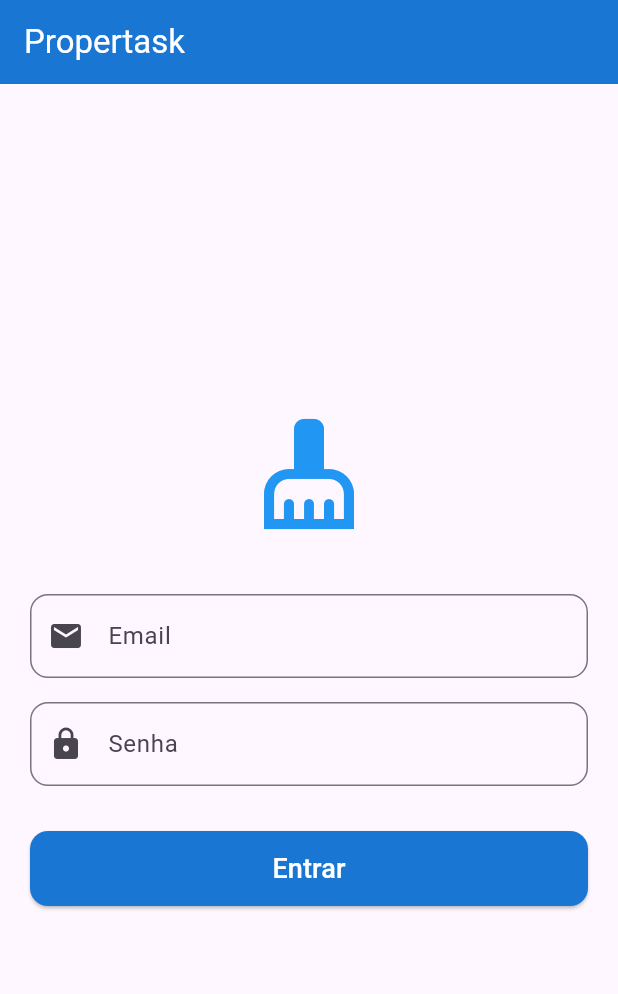
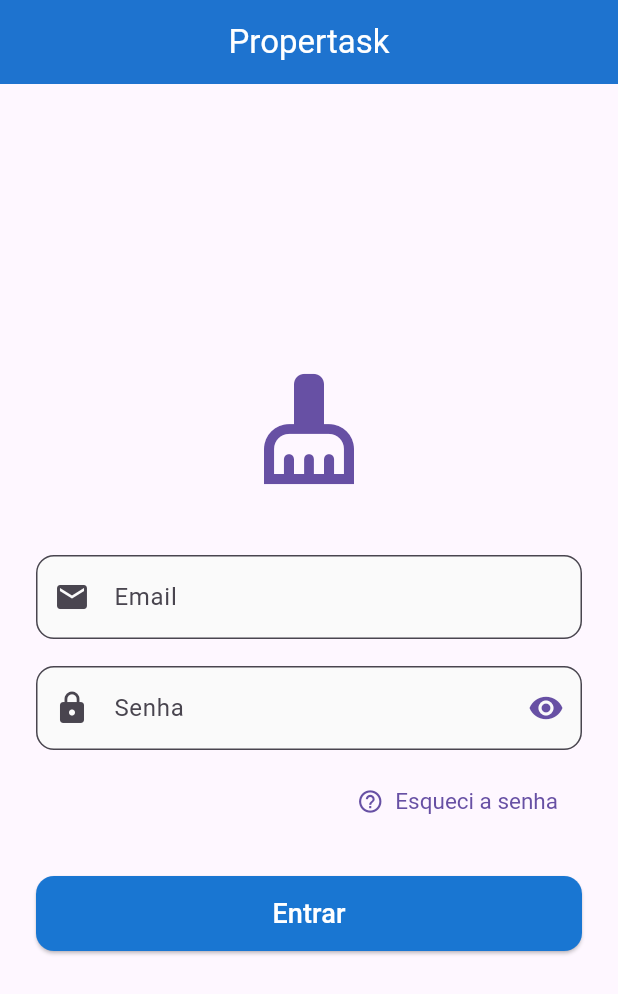
Before and after one commit to albertobezerra/propertask, a Flutter app: the screen it shows after launch, on a phone screen of 412 x 824 dp. Shown: the top 994 px of the screen. Run offline on Flutter 3.47's test engine with Material 3 defaults, Android fonts, the phone set to English and light mode, and no system bars; our stand-ins replace cloud_firestore, firebase_auth, firebase_core, firebase_crashlytics, firebase_messaging, flutter_local_notifications and 4 more; missing offline and left inert: cloudinary_public, map_launcher; accounts and stored records are empty.

Commit message:
Tela de login com esqueci a senha e com melhor estética.
Preparando tema para mudança radical de design

```diff
--- a/lib/core/services/auth_service.dart
+++ b/lib/core/services/auth_service.dart
@@ -19,6 +19,10 @@ class AuthService {
     }
   }
 
+  static Future<void> esqueciSenha(String email) async {
+    await FirebaseAuth.instance.sendPasswordResetEmail(email: email);
+  }
+
   // LOGOUT
   static Future<void> logout(BuildContext context) async {
     final appState = Provider.of<AppState>(context, listen: false);
--- a/lib/screen/login/login_screen.dart
+++ b/lib/screen/login/login_screen.dart
@@ -1,4 +1,3 @@
-// lib/screen/login/login_screen.dart
 import 'package:flutter/material.dart';
 import 'package:propertask/core/services/auth_service.dart';
 import 'package:provider/provider.dart';
@@ -14,64 +13,134 @@ class _LoginScreenState extends State<LoginScreen> {
   final _email = TextEditingController();
   final _senha = TextEditingController();
   bool _loading = false;
+  bool _senhaVisivel = false;
+  bool _sendingReset = false;
 
+  // Troque AuthService.login conforme o seu provider!
   Future<void> _login() async {
     if (_loading) return;
     setState(() => _loading = true);
 
-    // Capture dependências antes do await para evitar o lint de contexto
-    final messenger = ScaffoldMessenger.of(
-      context,
-    ); // OK após await pois foi capturado antes [web:43]
+    final messenger = ScaffoldMessenger.of(context);
     final appState = Provider.of<AppState>(context, listen: false);
 
     final success = await AuthService.login(_email.text.trim(), _senha.text);
 
-    if (!mounted) return; // guarda o uso do State.context após await [web:43]
+    if (!mounted) return;
 
     if (success) {
-      // Salva a senha em memória para reautenticação na criação de convites
       appState.setSenhaUsuario(_senha.text);
-      // Não navegar manualmente: AuthWrapper decide a tela seguinte [web:106]
+      // AuthWrapper decide a tela seguinte
     } else {
       messenger.showSnackBar(
         const SnackBar(
           content: Text('Email ou senha incorretos'),
           backgroundColor: Colors.red,
         ),
-      ); // UI de falha simples; inativos serão bloqueados no AuthWrapper [web:106]
+      );
+    }
+    setState(() => _loading = false);
   }
 
-    setState(() => _loading = false);
+  Future<void> _esqueciSenha() async {
+    final email = _email.text.trim();
+    final messenger = ScaffoldMessenger.of(context);
+    if (email.isEmpty) {
+      messenger.showSnackBar(
+        const SnackBar(
+          content: Text('Digite seu email para recuperar a senha'),
+        ),
+      );
+      return;
+    }
+    setState(() => _sendingReset = true);
+    try {
+      await AuthService.esqueciSenha(
+        email,
+      ); // Ou use FirebaseAuth.instance.sendPasswordResetEmail(email: email)
+      messenger.showSnackBar(
+        SnackBar(content: Text('Email de redefinição enviado para $email')),
+      );
+    } catch (e) {
+      messenger.showSnackBar(
+        SnackBar(
+          content: Text('Falha ao enviar: $e'),
+          backgroundColor: Colors.red,
+        ),
+      );
+    } finally {
+      setState(() => _sendingReset = false);
+    }
   }
 
   @override
   Widget build(BuildContext context) {
+    final cs = Theme.of(context).colorScheme;
+
     return Scaffold(
       appBar: AppBar(
         title: const Text('Propertask'),
         backgroundColor: Colors.blue.shade700,
         foregroundColor: Colors.white,
+        elevation: 2,
+        centerTitle: true,
       ),
-      body: Padding(
-        padding: const EdgeInsets.all(20),
+      body: Center(
+        child: SingleChildScrollView(
+          padding: const EdgeInsets.all(24),
+          child: ConstrainedBox(
+            constraints: const BoxConstraints(maxWidth: 420),
             child: Column(
               mainAxisAlignment: MainAxisAlignment.center,
               children: [
-            const Icon(Icons.cleaning_services, size: 80, color: Colors.blue),
-            const SizedBox(height: 40),
+                Icon(Icons.cleaning_services, size: 80, color: cs.primary),
+                const SizedBox(height: 44),
                 TextField(
                   controller: _email,
                   keyboardType: TextInputType.emailAddress,
                   decoration: _inputDecoration('Email', Icons.email),
+                  autofillHints: const [AutofillHints.username],
                 ),
-            const SizedBox(height: 16),
+                const SizedBox(height: 18),
                 TextField(
                   controller: _senha,
-              obscureText: true,
-              decoration: _inputDecoration('Senha', Icons.lock),
+                  obscureText: !_senhaVisivel,
+                  decoration: _inputDecoration('Senha', Icons.lock).copyWith(
+                    suffixIcon: IconButton(
+                      tooltip: _senhaVisivel
+                          ? 'Ocultar senha'
+                          : 'Mostrar senha',
+                      icon: Icon(
+                        _senhaVisivel ? Icons.visibility_off : Icons.visibility,
+                        color: cs.primary,
                       ),
-            const SizedBox(height: 30),
+                      onPressed: () =>
+                          setState(() => _senhaVisivel = !_senhaVisivel),
+                    ),
+                  ),
+                  autofillHints: const [AutofillHints.password],
+                  onSubmitted: (_) => _login(),
+                ),
+                const SizedBox(height: 10),
+                Align(
+                  alignment: Alignment.centerRight,
+                  child: TextButton.icon(
+                    onPressed: _sendingReset ? null : _esqueciSenha,
+                    icon: _sendingReset
+                        ? const SizedBox(
+                            width: 16,
+                            height: 16,
+                            child: CircularProgressIndicator(strokeWidth: 2),
+                          )
+                        : const Icon(Icons.help_outline),
+                    label: const Text('Esqueci a senha'),
+                    style: TextButton.styleFrom(
+                      foregroundColor: cs.primary,
+                      textStyle: const TextStyle(fontSize: 15),
+                    ),
+                  ),
+                ),
+                const SizedBox(height: 26),
                 SizedBox(
                   width: double.infinity,
                   height: 50,
@@ -101,6 +170,8 @@ class _LoginScreenState extends State<LoginScreen> {
               ],
             ),
           ),
+        ),
+      ),
     );
   }
 
@@ -109,6 +180,8 @@ class _LoginScreenState extends State<LoginScreen> {
       labelText: label,
       prefixIcon: Icon(icon),
       border: OutlineInputBorder(borderRadius: BorderRadius.circular(12)),
+      filled: true,
+      fillColor: Colors.grey[50],
     );
   }
 
```
Also changed, not shown: lib/conf/app_theme.dart (+61 -0 lines). Lines whose indentation alone changed are shown as unchanged.
